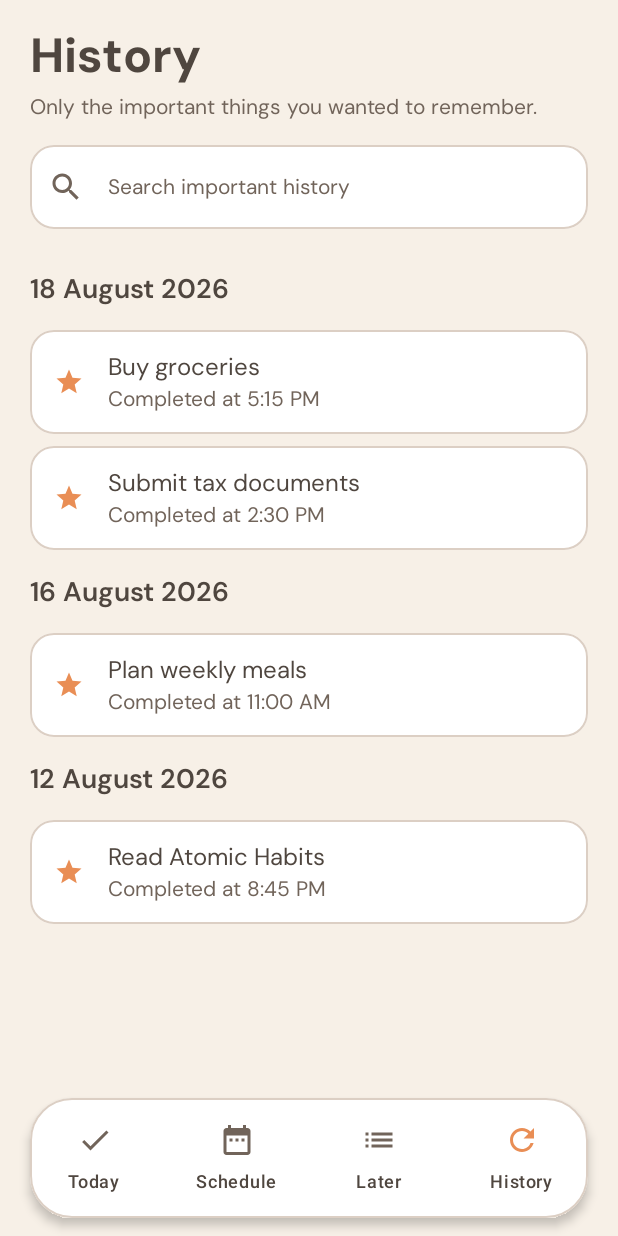
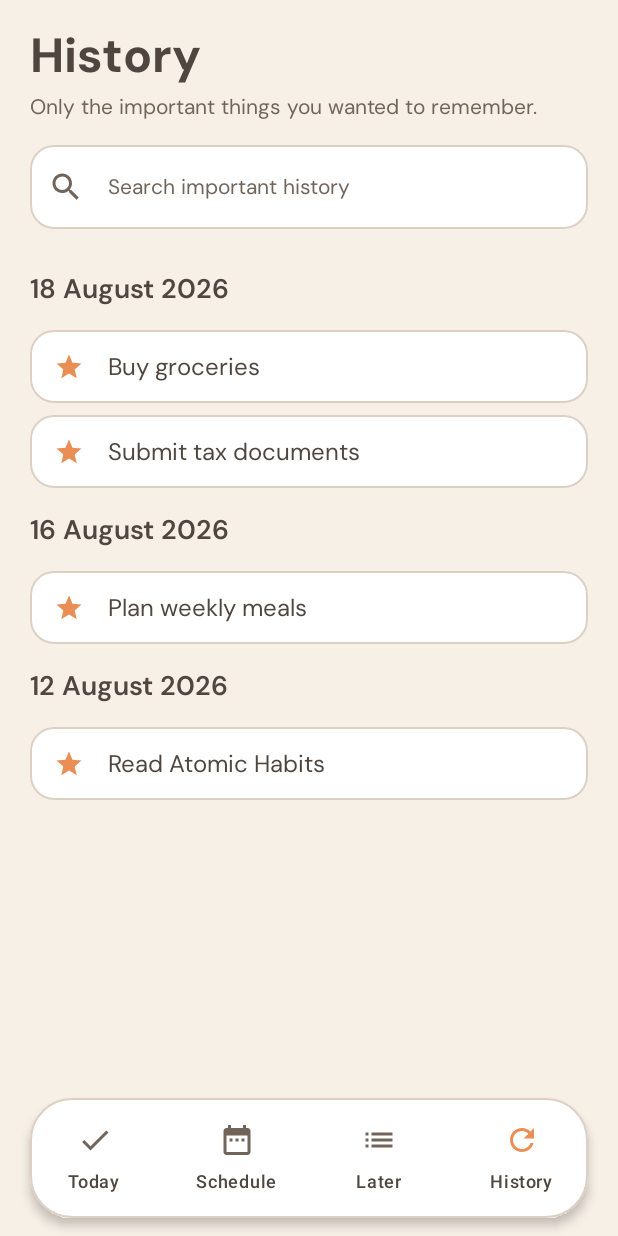
Before and after one commit to vikasvarma34/day-by-day, an Android app built with Jetpack Compose: the screen it shows after launch (MainActivity), item 4 of the bottom bar chosen, on a phone screen of 412 x 824 dp. Run offline under Robolectric (Android 15) with nearby library versions, the light colour scheme and no system bars; our stand-ins replace Navigation 3.

Commit message:
refactor(android): simplify HistoryCard layout to display title only

```diff
--- a/android/app/src/main/java/com/vikaspokala/daybyday/ui/screens/history/HistoryScreen.kt
+++ b/android/app/src/main/java/com/vikaspokala/daybyday/ui/screens/history/HistoryScreen.kt
@@ -34,7 +34,6 @@ import androidx.compose.runtime.getValue
 import androidx.compose.runtime.remember
 import androidx.compose.ui.Alignment
 import androidx.compose.ui.Modifier
-import androidx.compose.ui.graphics.Color
 import androidx.compose.ui.unit.dp
 import androidx.lifecycle.viewmodel.compose.viewModel
 import com.vikaspokala.daybyday.ui.theme.DayByDayAccent
@@ -216,21 +215,12 @@ private fun HistoryCard(
 
             Spacer(modifier = Modifier.width(16.dp))
 
-            Column(
+            Text(
+                text = task.title,
+                style = MaterialTheme.typography.bodyLarge,
+                color = DayByDayPrimaryText,
                 modifier = Modifier.weight(1f)
-            ) {
-                Text(
-                    text = task.title,
-                    style = MaterialTheme.typography.bodyLarge,
-                    color = DayByDayPrimaryText
-                )
-                Spacer(modifier = Modifier.height(2.dp))
-                Text(
-                    text = "Completed at ${task.completedAtTime}",
-                    style = MaterialTheme.typography.bodyMedium,
-                    color = DayByDaySecondaryText
-                )
-            }
+            )
         }
     }
 }
```
